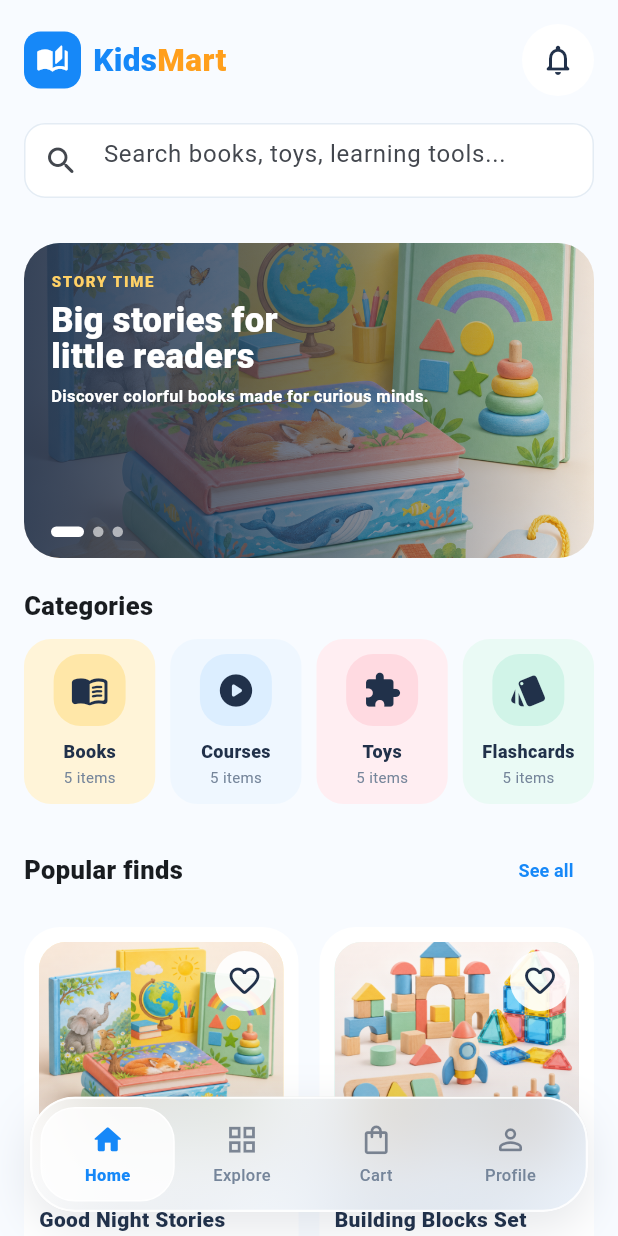
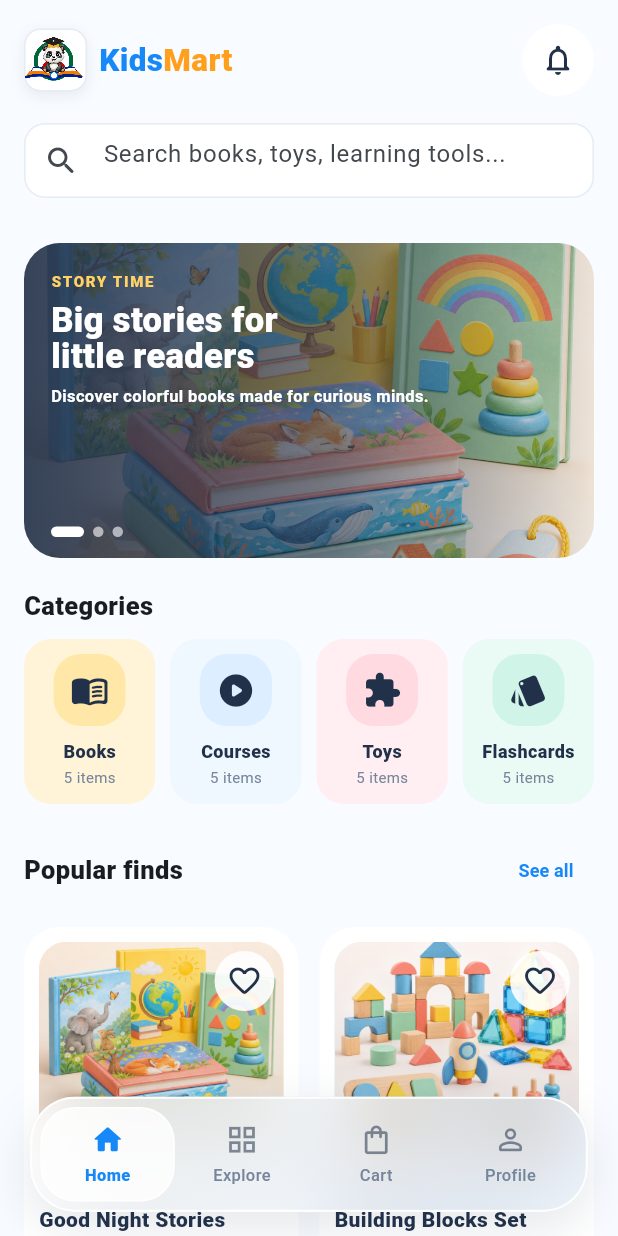
Before and after one commit to H-H-aung/kid-market, a Flutter app: the MainShell screen opened directly, on a phone screen of 412 x 824 dp. Run offline on Flutter 3.47's test engine with Material 3 defaults, Android fonts, the phone set to English and light mode, and no system bars; our stand-ins replace shared_preferences; accounts and stored records are empty.

Commit message:
Use panda artwork as app brand logo

```diff
--- a/lib/widgets/brand_logo.dart
+++ b/lib/widgets/brand_logo.dart
@@ -10,16 +10,29 @@ class BrandLogo extends StatelessWidget {
     mainAxisSize: MainAxisSize.min,
     children: [
       Container(
-        width:  large ? 54 : 38,
-        height: large ? 54 : 38,
+        width: large ? 58 : 42,
+        height: large ? 58 : 42,
+        clipBehavior: Clip.antiAlias,
         decoration: BoxDecoration(
-          color: blue,
+          color: Colors.white,
           borderRadius: BorderRadius.circular(large ? 15 : 11),
+          border: Border.all(color: const Color(0xFFE4ECF4)),
+          boxShadow: [
+            BoxShadow(
+              color: ink.withValues(alpha: .08),
+              blurRadius: 8,
+              offset: const Offset(0, 3),
+            ),
+          ],
         ),
-        child: Icon(
-          Icons.auto_stories_rounded,
-          color: Colors.white,
-          size: large ? 31 : 22,
+        child: Transform.scale(
+          scale: 1.5,
+          child: Image.asset(
+            'assets/Kids_world.logo.png',
+            fit: BoxFit.contain,
+            filterQuality: FilterQuality.high,
+            semanticLabel: 'Kids Mart panda logo',
+          ),
         ),
       ),
       SizedBox(width: large ? 10 : 8),
--- a/pubspec.yaml
+++ b/pubspec.yaml
@@ -61,6 +61,7 @@ flutter:
   uses-material-design: true
 
   assets:
+    - assets/Kids_world.logo.png
     - assets/products/
 
   # To add assets to your application, add an assets section, like this:
```
Also changed, not shown: assets/Kids_world.logo.png (added), 1 other file.
